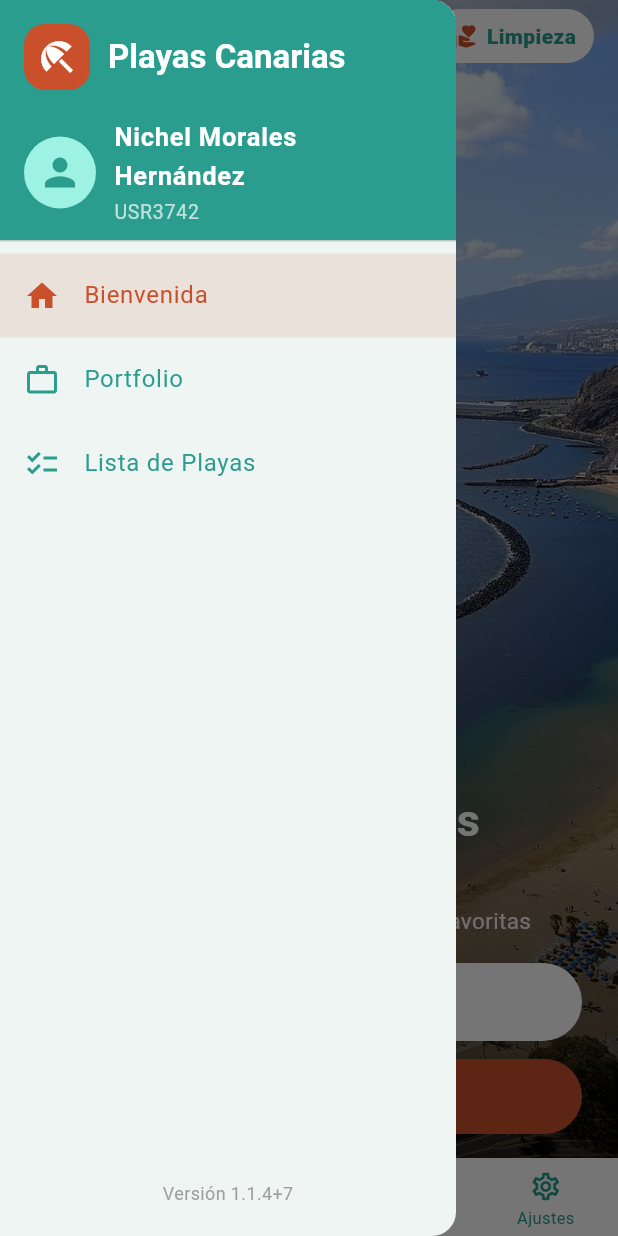
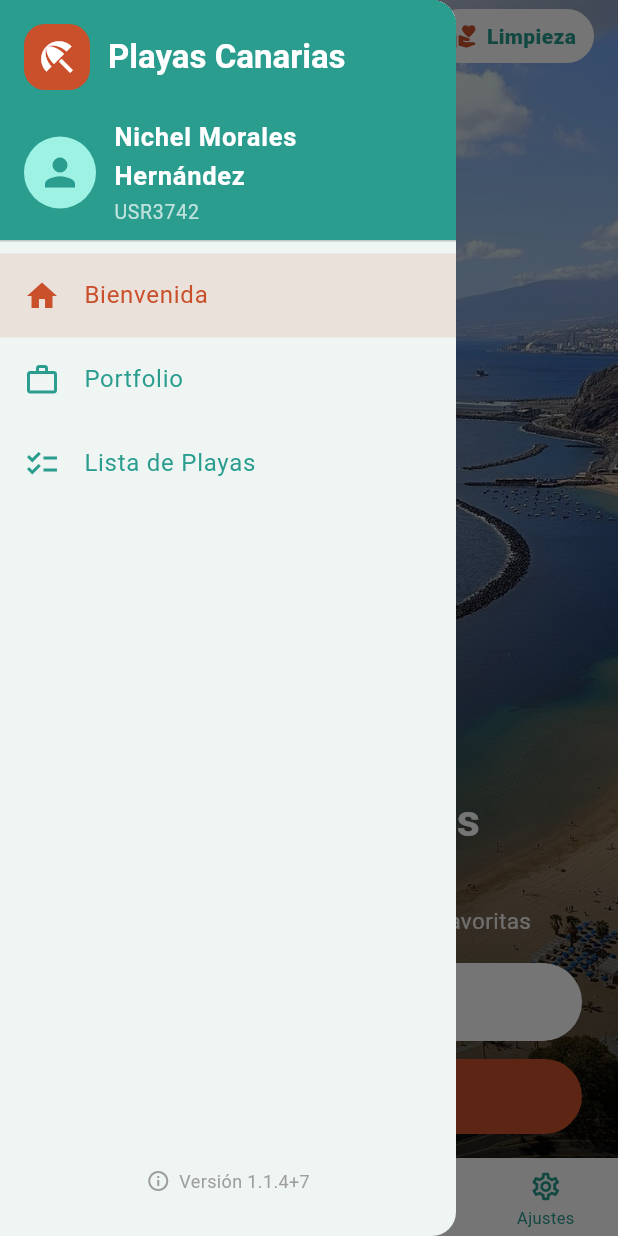
Before and after one commit to Catsandi06/PGL-P2-MyPortfolio, a Flutter app: the screen it shows after launch, with the side drawer open, on a phone screen of 412 x 824 dp. Run offline on Flutter 3.47's test engine with Material 3 defaults, Android fonts, the light colour scheme and no system bars; our stand-ins replace go_router, image_picker, package_info_plus, qr_flutter; network calls fail.

Commit message:
feat: mostrar version y changelog en el drawer

```diff
--- a/lib/widgets/app_drawer.dart
+++ b/lib/widgets/app_drawer.dart
@@ -1,5 +1,6 @@
 import 'package:flutter/material.dart';
 import 'package:go_router/go_router.dart';
+import 'package:package_info_plus/package_info_plus.dart';
 
 class AppDrawer extends StatelessWidget {
   const AppDrawer({super.key});
@@ -135,12 +136,67 @@ class AppDrawer extends StatelessWidget {
               ],
             ),
           ),
-          const Padding(
-            padding: EdgeInsets.fromLTRB(16, 8, 16, 20),
-            child: Text(
-              'Versión 1.1.4+7',
-              style: TextStyle(color: Colors.grey, fontSize: 12),
+          Padding(
+            padding: const EdgeInsets.fromLTRB(16, 8, 16, 20),
+            child: FutureBuilder<PackageInfo>(
+              future: PackageInfo.fromPlatform(),
+              builder: (context, snapshot) {
+                final version = snapshot.data?.version;
+                final build = snapshot.data?.buildNumber;
+                final label = version == null
+                    ? 'Versión'
+                    : 'Versión $version${build == null ? '' : '+$build'}';
+
+                return InkWell(
+                  onTap: () => _showChangelog(context),
+                  borderRadius: BorderRadius.circular(8),
+                  child: Padding(
+                    padding: const EdgeInsets.all(8),
+                    child: Row(
+                      mainAxisAlignment: MainAxisAlignment.center,
+                      children: [
+                        const Icon(
+                          Icons.info_outline,
+                          color: Colors.grey,
+                          size: 16,
+                        ),
+                        const SizedBox(width: 6),
+                        Text(
+                          label,
+                          style: const TextStyle(
+                            color: Colors.grey,
+                            fontSize: 12,
+                          ),
+                        ),
+                      ],
+                    ),
+                  ),
+                );
+              },
             ),
+          ),
+        ],
+      ),
+    );
+  }
+
+  Future<void> _showChangelog(BuildContext context) async {
+    final changelog = await DefaultAssetBundle.of(context)
+        .loadString('CHANGELOG.md');
+
+    if (!context.mounted) {
+      return;
+    }
+
+    await showDialog<void>(
+      context: context,
+      builder: (context) => AlertDialog(
+        title: const Text('Historial de cambios'),
+        content: SingleChildScrollView(child: SelectableText(changelog)),
+        actions: [
+          TextButton(
+            onPressed: () => Navigator.of(context).pop(),
+            child: const Text('Cerrar'),
           ),
         ],
       ),
--- a/pubspec.yaml
+++ b/pubspec.yaml
@@ -42,6 +42,7 @@ dependencies:
   go_router: ^18.1.2
   qr_flutter: ^4.1.0
   image_picker: ^1.2.4
+  package_info_plus: ^8.3.1
 
 dev_dependencies:
   flutter_test:
@@ -69,6 +70,7 @@ flutter:
   assets:
     - assets/images/home_bg.jpg
     - assets/images/Sandi_proto.jpg
+    - CHANGELOG.md
 
   # To add assets to your application, add an assets section, like this:
   # assets:
```
Also changed, not shown: pubspec.lock, 2 other files.
